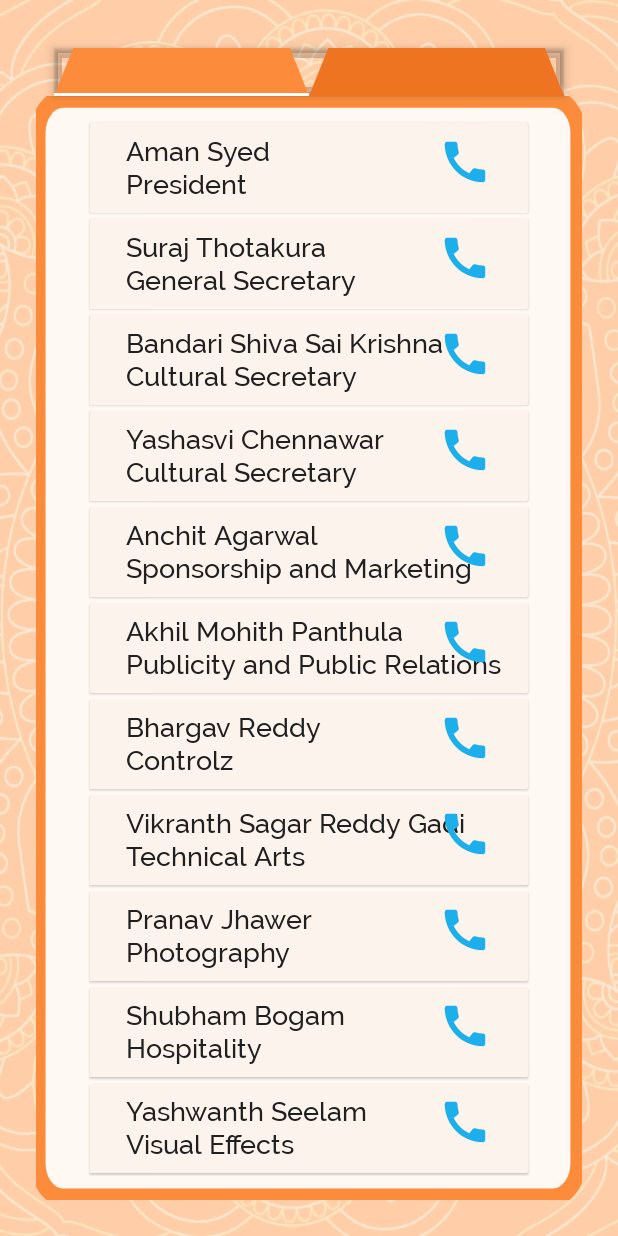
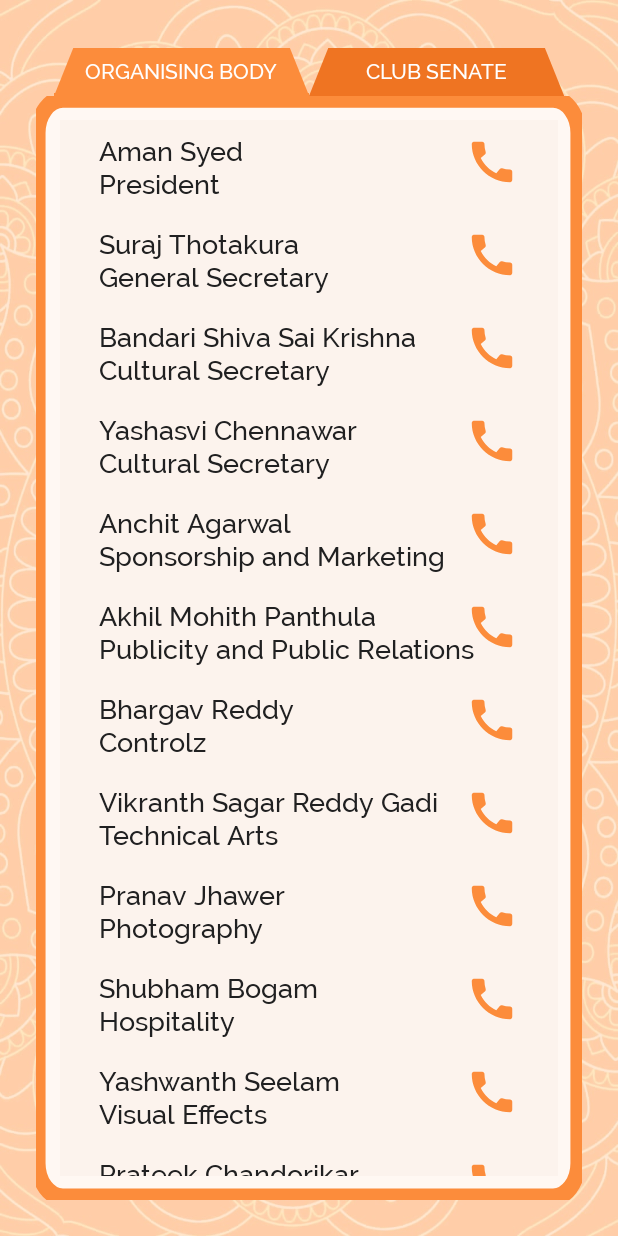
Before and after one commit to Ashwik/Fest-Manager-App, an Android app: the fragment ContactsFragment placed in its activity, on a phone screen of 412 x 824 dp. Run offline under Robolectric (Android 15) with nearby library versions, the phone set to English and light mode, and no system bars; libraries missing offline, so code that uses them is left out: io.realm; pictures from the network do not load; 6 statements that could not run were skipped.

Commit message:
Fixes Contact us UI

```diff
--- a/app/src/main/java/com/dota/pearl2019/fragment/ContactsFragment.java
+++ b/app/src/main/java/com/dota/pearl2019/fragment/ContactsFragment.java
@@ -1,9 +1,11 @@
 package com.dota.pearl2019.fragment;
 
+import android.app.Activity;
 import android.os.Bundle;
 import android.support.annotation.Nullable;
 import android.support.design.widget.TabLayout;
 import android.support.v4.app.Fragment;
+import android.support.v4.app.FragmentActivity;
 import android.support.v4.app.FragmentManager;
 import android.support.v4.app.FragmentPagerAdapter;
 import android.support.v4.view.PagerAdapter;
@@ -17,6 +19,7 @@ import com.dota.pearl2019.R;
 public class ContactsFragment extends Fragment {
     private ViewPager mPager;
     private PagerAdapter mPagerAdapter;
+    private FragmentActivity mycontext;
 
     public void onCreate(@Nullable Bundle savedInstanceState) {
         super.onCreate(savedInstanceState);
@@ -57,5 +60,23 @@ public class ContactsFragment extends Fragment {
         public int getCount() {
             return 2;
         }
+
+        @Override
+        public CharSequence getPageTitle(int position) {
+            switch (position) {
+                case 0:
+                    return "Organising Body";
+                case 1:
+                    return "Club Senate";
+            }
+            return null;
+        }
+
+    }
+
+    @Override
+    public void onAttach(Activity activity) {
+        mycontext = (FragmentActivity) activity;
+        super.onAttach(activity);
     }
 }
--- a/app/src/main/res/layout/fragment_contact_item_c.xml
+++ b/app/src/main/res/layout/fragment_contact_item_c.xml
@@ -4,13 +4,13 @@
     xmlns:tools="http://schemas.android.com/tools"
     android:layout_width="wrap_content"
     android:layout_height="wrap_content"
-    android:layout_marginLeft="20dp"
+    android:layout_marginLeft="2dp"
     android:layout_marginTop="2dp"
-    android:layout_marginRight="20dp"
-    android:layout_marginBottom="2dp"
-    app:cardBackgroundColor="@color/backgroundColor"
-    app:cardCornerRadius="1dp"
-    app:cardElevation="1dp">
+    android:layout_marginRight="2dp"
+    android:layout_marginBottom="0dp"
+    app:cardBackgroundColor="@android:color/transparent"
+    app:cardCornerRadius="0dp"
+    app:cardElevation="0dp">
 
     <RelativeLayout
         android:layout_width="match_parent"
@@ -62,7 +62,7 @@
             android:layout_marginBottom="8dp"
             android:layout_marginEnd="24dp"
             android:layout_marginTop="8dp"
-            android:tint="@color/gradient_color_2"
+            android:tint="@color/bg_two"
             app:srcCompat="@drawable/ic_baseline_call_24px"
             android:layout_alignParentEnd="true"
             />
--- a/app/src/main/res/layout/fragment_contacts.xml
+++ b/app/src/main/res/layout/fragment_contacts.xml
@@ -14,33 +14,20 @@
         android:layout_marginStart="36dp"
         android:layout_marginEnd="36dp"
         android:theme="@style/AppTheme"
-        android:layout_marginTop="32dp">
+        android:layout_marginTop="32dp"
+        app:elevation="0dp"
+        >
 
         <android.support.design.widget.TabLayout
             android:id="@+id/tabs"
             android:layout_width="match_parent"
             android:layout_height="match_parent"
+            android:background="@android:color/transparent"
+            app:elevation="0dp"
             app:tabBackground="@drawable/tab_bg"
-            android:background="@android:color/transparent"
-            app:tabTextColor="#FFFFFF"
-            android:elevation="2dp"
-            app:tabGravity="fill"
-            app:tabIndicatorColor="@android:color/transparent">
+            app:tabIndicatorColor="@color/bg_two"
+            app:tabTextColor="#FFFFFF">
 
-            <android.support.design.widget.TabItem
-                android:id="@+id/tab_personal"
-                android:layout_width="wrap_content"
-                android:layout_height="wrap_content"
-                android:elevation="2dp"
-                android:text="Organizing body"/>
-
-            <android.support.design.widget.TabItem
-                android:id="@+id/tab_events"
-                android:layout_width="wrap_content"
-                android:layout_height="wrap_content"
-                android:backgroundTint="@color/tab_color"
-                android:elevation="2dp"
-                android:text="club senate"/>
         </android.support.design.widget.TabLayout>
 
     </android.support.design.widget.AppBarLayout>
@@ -50,7 +37,7 @@
         android:layout_width="match_parent"
         android:layout_height="wrap_content"
         android:padding="16dp"
-        android:elevation="2dp"
+        android:elevation="0dp"
         android:layout_marginStart="24dp"
         android:layout_marginEnd="24dp"
         android:layout_marginBottom="24dp"
--- a/app/src/main/res/layout/fragment_contacts_pager.xml
+++ b/app/src/main/res/layout/fragment_contacts_pager.xml
@@ -2,6 +2,7 @@
     xmlns:tools="http://schemas.android.com/tools"
     android:layout_width="match_parent"
     android:layout_height="match_parent"
+    android:background="@color/backgroundColor"
     tools:context="com.dota.pearl2019.fragment.ContactsPagerFragment">
 
     <android.support.v7.widget.RecyclerView
```
